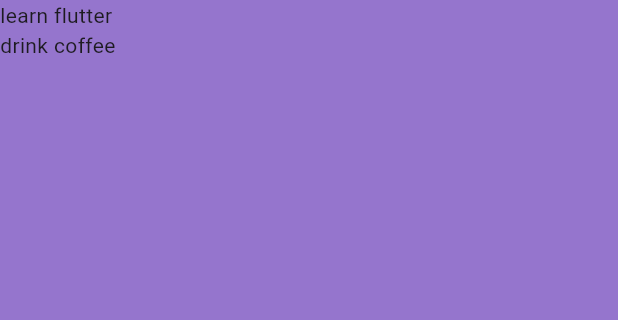
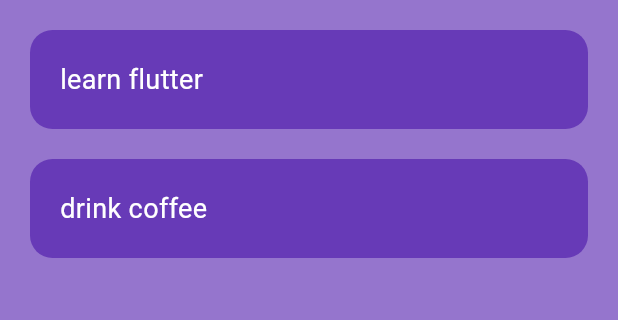
Before and after one commit to prince-konwea/2do, a Flutter app: the screen it shows after launch, on a phone screen of 412 x 824 dp, the part 84-404 px from its top. Run offline on Flutter 3.47's test engine with Material 3 defaults, Android fonts, the phone set to English and light mode, and no system bars.

Commit message:
feat: modify padding

```diff
--- a/lib/pages/home_page.dart
+++ b/lib/pages/home_page.dart
@@ -19,10 +19,23 @@ class HomePage extends StatelessWidget {
         body: ListView.builder(
             itemCount: todoList.length,
             itemBuilder: (BuildContext context, index) {
-              return Container(
-                  child: Text(
-                todoList[index][0],
-              ));
+              return Padding(
+                  padding: const EdgeInsets.only(
+                    top: 20,
+                    left: 20,
+                    right: 20,
+                    bottom: 0,
+                  ),
+                  child: Container(
+                      padding: EdgeInsets.all(20),
+                      decoration: BoxDecoration(
+                          color: Colors.deepPurple,
+                          borderRadius: BorderRadius.circular(15)),
+                      child: Text(todoList[index][0],
+                          style: TextStyle(
+                            color: Colors.white,
+                            fontSize: 18,
+                          ))));
             }));
   }
 }
```
